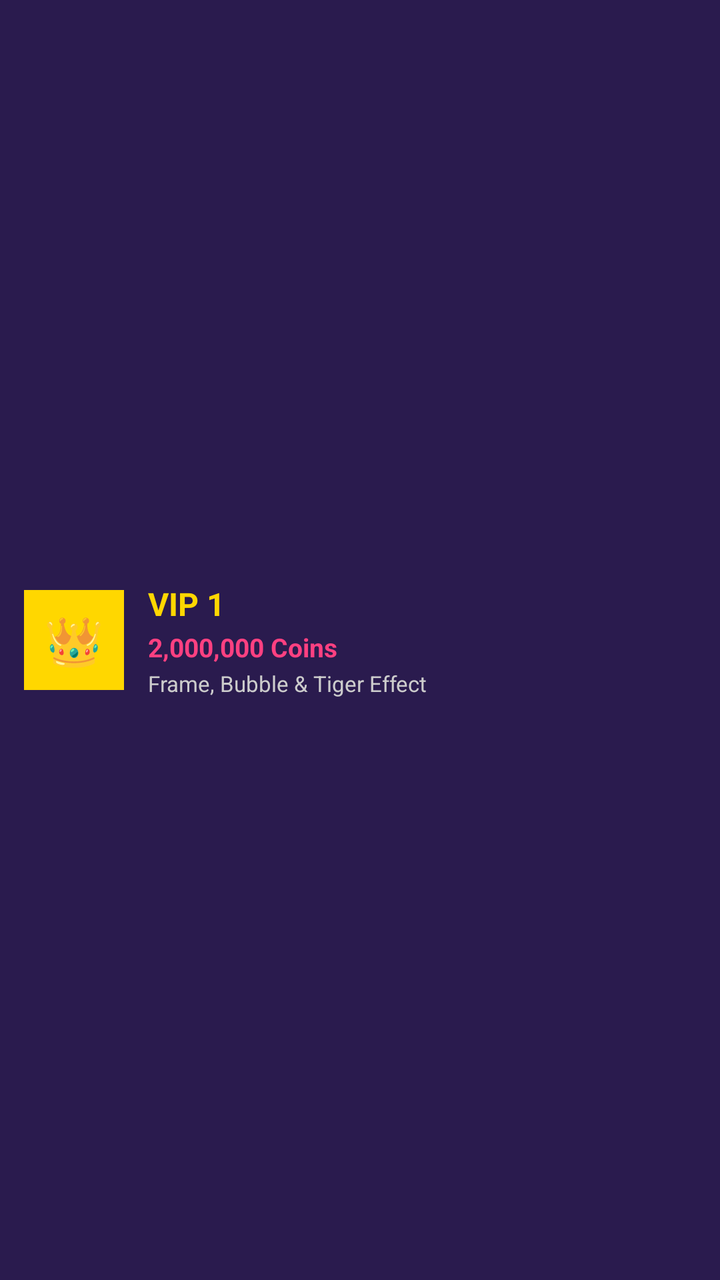
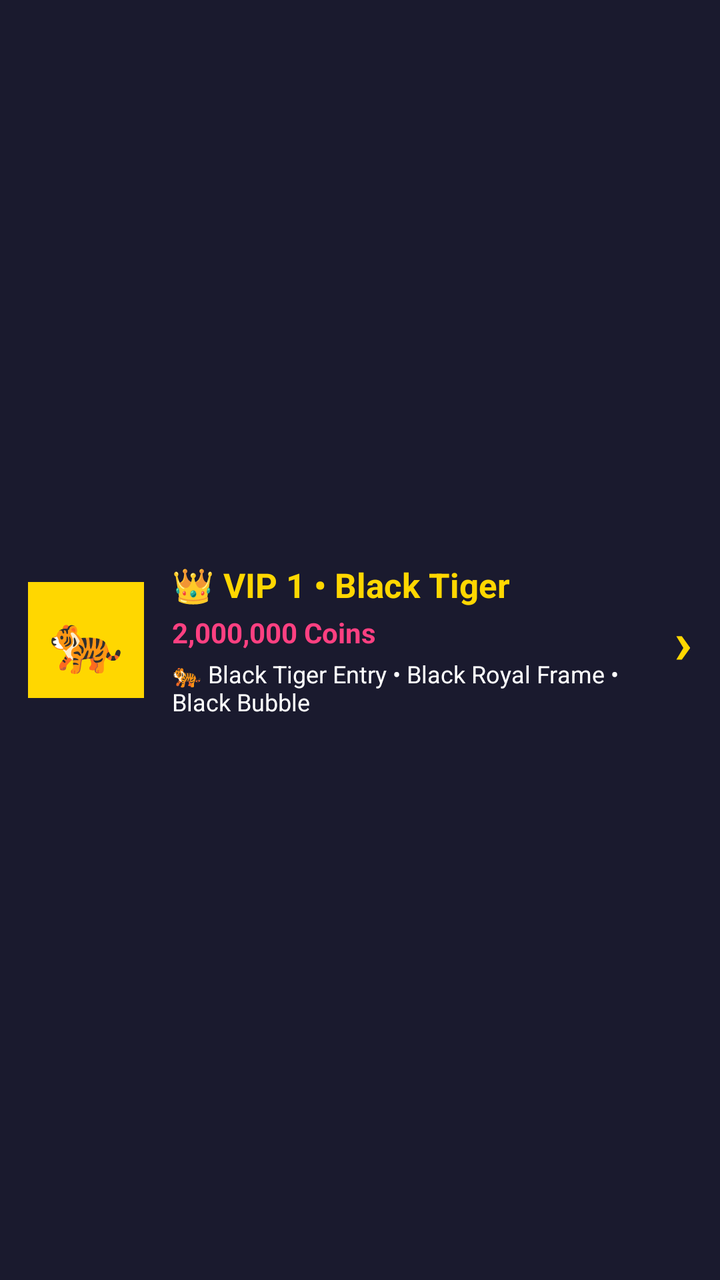

Before-and-after screenshots of an Android layout around one commit, followed by the original layout XML and the change that was made.
<!-- AndroidManifest.xml: application theme Theme.SRVoiceChat -->
<!-- res/layout/item_vip_row.xml -->
<?xml version="1.0" encoding="utf-8"?>
<LinearLayout xmlns:android="http://schemas.android.com/apk/res/android"
    android:layout_width="match_parent"
    android:layout_height="wrap_content"
    android:orientation="horizontal"
    android:background="#2A1B4E"
    android:padding="12dp"
    android:layout_marginBottom="8dp"
    android:gravity="center_vertical">

    
    <LinearLayout
        android:layout_width="50dp"
        android:layout_height="50dp"
        android:background="#FFD700"
        android:gravity="center">

        <TextView
            android:layout_width="wrap_content"
            android:layout_height="wrap_content"
            android:text="👑"
            android:textSize="24sp" />
    </LinearLayout>

    
    <LinearLayout
        android:layout_width="0dp"
        android:layout_height="wrap_content"
        android:layout_weight="1"
        android:orientation="vertical"
        android:layout_marginStart="12dp">

        <TextView
            android:id="@+id/textVipName"
            android:layout_width="match_parent"
            android:layout_height="wrap_content"
            android:text="VIP 1"
            android:textColor="#FFD700"
            android:textSize="16sp"
            android:textStyle="bold" />

        <TextView
            android:id="@+id/textVipLevel"
            android:layout_width="match_parent"
            android:layout_height="wrap_content"
            android:text="2,000,000 Coins"
            android:textColor="#FF4081"
            android:textSize="13sp"
            android:textStyle="bold"
            android:layout_marginTop="2dp" />

        <TextView
            android:id="@+id/textEffect"
            android:layout_width="match_parent"
            android:layout_height="wrap_content"
            android:text="Frame, Bubble &amp; Tiger Effect"
            android:textColor="#CCCCCC"
            android:textSize="11sp"
            android:layout_marginTop="2dp" />

    </LinearLayout>

</LinearLayout>
<!-- resources referenced by this layout -->
<resources>
  <style name="Theme.SRVoiceChat" parent="Theme.Material3.DayNight.NoActionBar">
          <item name="colorPrimary">#FF4081</item>
          <item name="android:statusBarColor">#FF4081</item>
          <item name="android:windowLightStatusBar">true</item>
      </style>
</resources>

<!-- the commit's change to res/layout/item_vip_row.xml (unified diff, before → after) -->
@@ -1,42 +1,37 @@
 <?xml version="1.0" encoding="utf-8"?>
 <LinearLayout xmlns:android="http://schemas.android.com/apk/res/android"
+    android:id="@+id/layoutVipRowBg"
     android:layout_width="match_parent"
     android:layout_height="wrap_content"
     android:orientation="horizontal"
-    android:background="#2A1B4E"
-    android:padding="12dp"
-    android:layout_marginBottom="8dp"
+    android:background="#1A1A2E"
+    android:padding="14dp"
+    android:layout_marginBottom="10dp"
     android:gravity="center_vertical">
 
-    
-    <LinearLayout
-        android:layout_width="50dp"
-        android:layout_height="50dp"
+    <TextView
+        android:id="@+id/textTiger"
+        android:layout_width="58dp"
+        android:layout_height="58dp"
         android:background="#FFD700"
-        android:gravity="center">
+        android:text="🐅"
+        android:textSize="30sp"
+        android:gravity="center" />
 
-        <TextView
-            android:layout_width="wrap_content"
-            android:layout_height="wrap_content"
-            android:text="👑"
-            android:textSize="24sp" />
-    </LinearLayout>
-
-    
     <LinearLayout
         android:layout_width="0dp"
         android:layout_height="wrap_content"
         android:layout_weight="1"
         android:orientation="vertical"
-        android:layout_marginStart="12dp">
+        android:layout_marginStart="14dp">
 
         <TextView
             android:id="@+id/textVipName"
             android:layout_width="match_parent"
             android:layout_height="wrap_content"
-            android:text="VIP 1"
+            android:text="👑 VIP 1 • Black Tiger"
             android:textColor="#FFD700"
-            android:textSize="16sp"
+            android:textSize="17sp"
             android:textStyle="bold" />
 
         <TextView
@@ -45,19 +40,25 @@
             android:layout_height="wrap_content"
             android:text="2,000,000 Coins"
             android:textColor="#FF4081"
-            android:textSize="13sp"
+            android:textSize="14sp"
             android:textStyle="bold"
-            android:layout_marginTop="2dp" />
+            android:layout_marginTop="3dp" />
 
         <TextView
             android:id="@+id/textEffect"
             android:layout_width="match_parent"
             android:layout_height="wrap_content"
-            android:text="Frame, Bubble &amp; Tiger Effect"
-            android:textColor="#CCCCCC"
-            android:textSize="11sp"
-            android:layout_marginTop="2dp" />
-
+            android:text="🐅 Black Tiger Entry • Black Royal Frame • Black Bubble"
+            android:textColor="#FFFFFF"
+            android:textSize="12sp"
+            android:layout_marginTop="3dp" />
     </LinearLayout>
 
+    <TextView
+        android:layout_width="wrap_content"
+        android:layout_height="wrap_content"
+        android:text="›"
+        android:textColor="#FFD700"
+        android:textSize="30sp"
+        android:textStyle="bold" />
 </LinearLayout>
